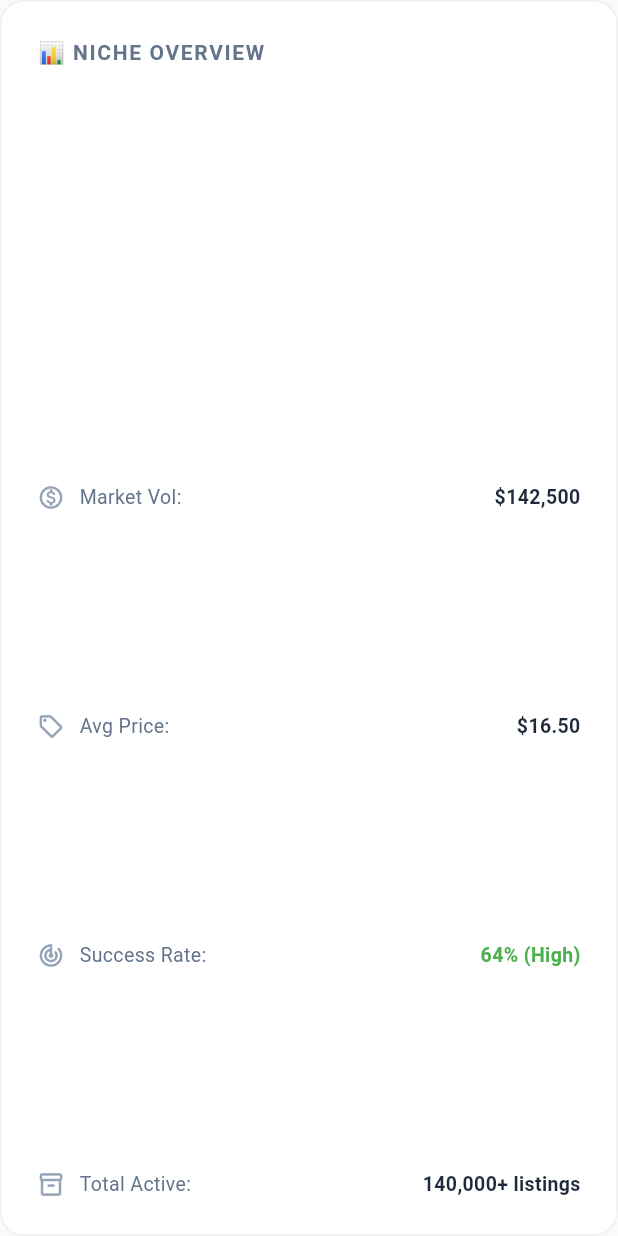
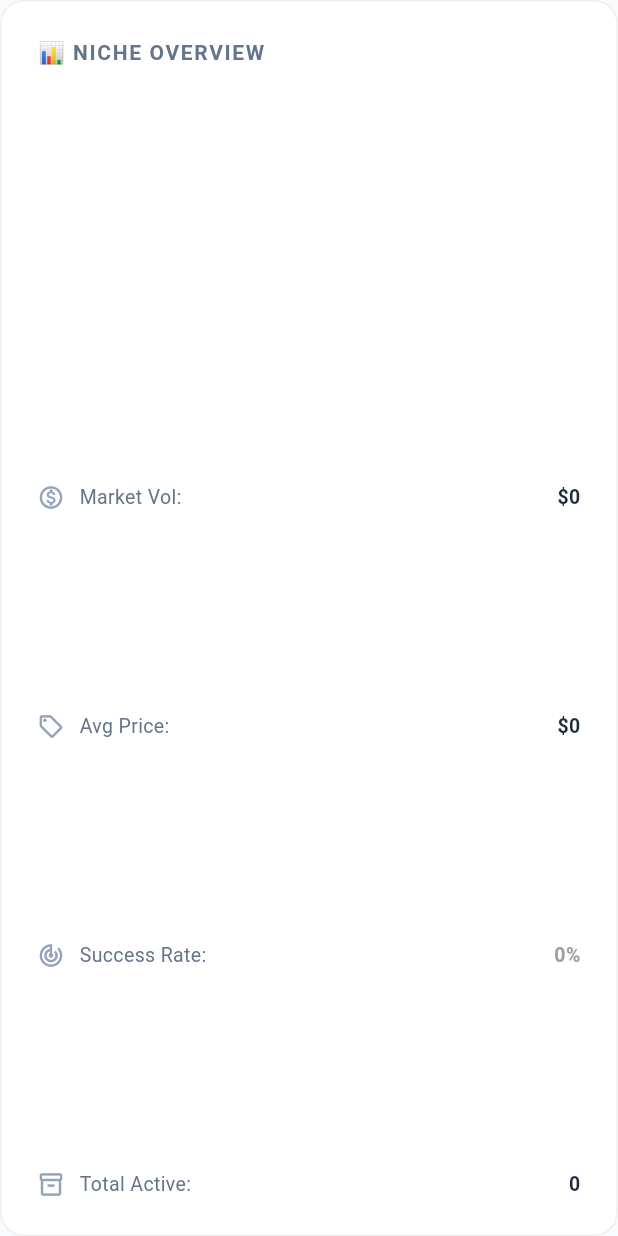
Before and after one commit to xceptionalriaz-beep/SellerPulseApp, a Flutter app: the NicheOverviewCard widget shown alone on an empty page, opened directly, on a phone screen of 412 x 824 dp. Run offline on Flutter 3.47's test engine with Material 3 defaults, Android fonts, the phone set to English and light mode, and no system bars; our stand-ins replace file_picker, fl_chart, supabase_flutter; missing offline and left inert: desktop_drop; accounts and stored records are empty.

Commit message:
New upgrate with nich

```diff
--- a/lib/pages/product_research/keyword_search/widgets/niche_overview_card.dart
+++ b/lib/pages/product_research/keyword_search/widgets/niche_overview_card.dart
@@ -1,7 +1,21 @@
 import 'package:flutter/material.dart';
 
 class NicheOverviewCard extends StatelessWidget {
-  const NicheOverviewCard({super.key});
+  // ✨ These slots will now receive real data from your Search Screen
+  final String marketVol;
+  final String avgPrice;
+  final String successRate;
+  final String totalActive;
+  final Color successColor;
+
+  const NicheOverviewCard({
+    super.key,
+    this.marketVol = "\$0",
+    this.avgPrice = "\$0",
+    this.successRate = "0%",
+    this.totalActive = "0",
+    this.successColor = Colors.grey,
+  });
 
   Widget _buildNicheStatRow(IconData icon, String label, String value, {Color? valueColor}) {
     return Row(
@@ -34,10 +48,11 @@ class NicheOverviewCard extends StatelessWidget {
         children: [
           const Text("📊 NICHE OVERVIEW", style: TextStyle(fontWeight: FontWeight.bold, color: Color(0xFF64748B), letterSpacing: 1.1)),
           const SizedBox(height: 10),
-          _buildNicheStatRow(Icons.monetization_on_outlined, "Market Vol:", "\$142,500"),
-          _buildNicheStatRow(Icons.sell_outlined, "Avg Price:", "\$16.50"),
-          _buildNicheStatRow(Icons.track_changes, "Success Rate:", "64% (High)", valueColor: Colors.green),
-          _buildNicheStatRow(Icons.inventory_2_outlined, "Total Active:", "140,000+ listings"),
+          // ✨ Now using the dynamic variables instead of static text
+          _buildNicheStatRow(Icons.monetization_on_outlined, "Market Vol:", marketVol),
+          _buildNicheStatRow(Icons.sell_outlined, "Avg Price:", avgPrice),
+          _buildNicheStatRow(Icons.track_changes, "Success Rate:", successRate, valueColor: successColor),
+          _buildNicheStatRow(Icons.inventory_2_outlined, "Total Active:", totalActive),
         ],
       ),
     );
--- a/pubspec.yaml
+++ b/pubspec.yaml
@@ -26,6 +26,7 @@ dependencies:
   # --- UTILITIES ---
   file_picker: ^10.3.10
   desktop_drop: ^0.7.0
+  intl: ^0.20.2
 
 dev_dependencies:
   flutter_test:
```
Also changed, not shown: lib/pages/product_research/keyword_search/keyword_search_screen.dart (+60 -8 lines), pubspec.lock.
